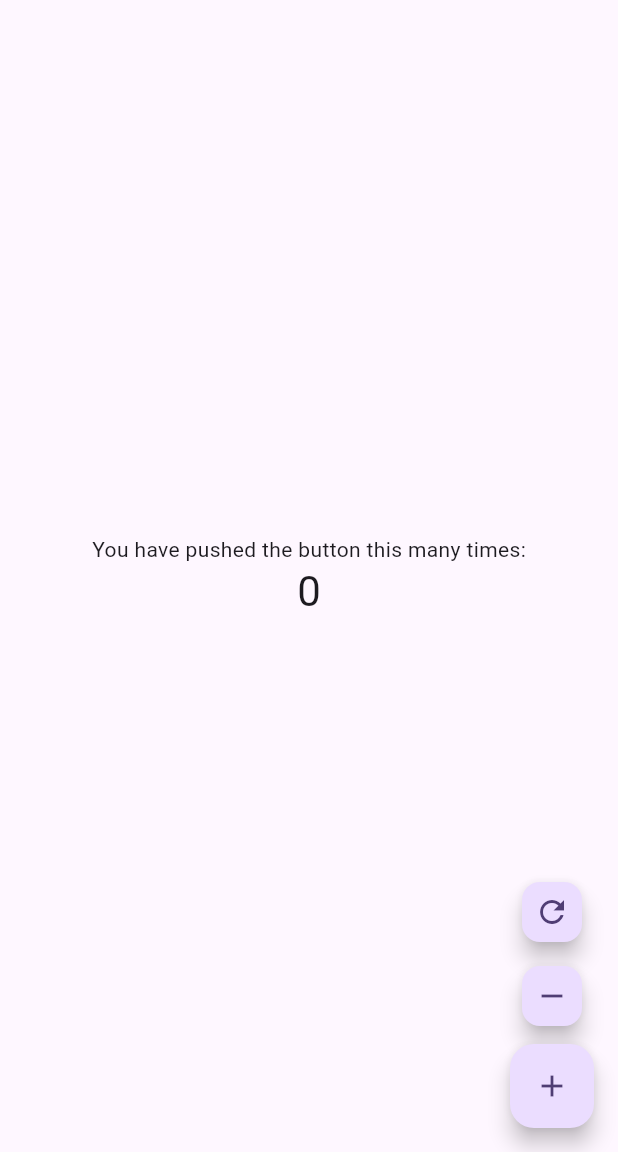
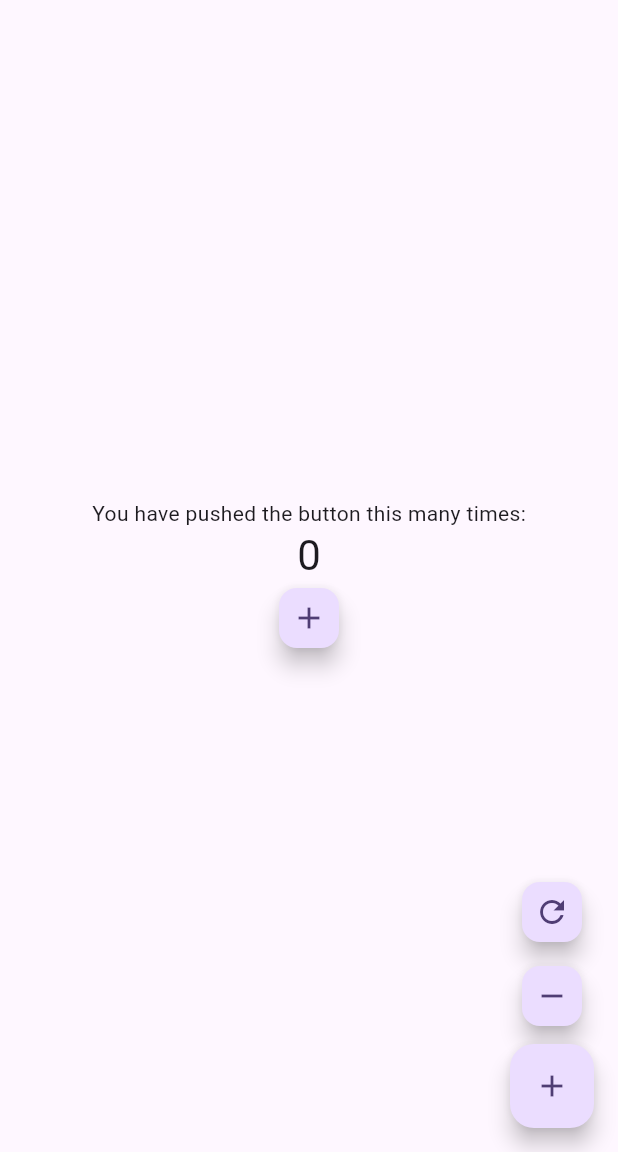
Before and after one commit to avadhksapariya/counter-test, a Flutter app: the screen it shows after launch, on a phone screen of 412 x 824 dp, the part 84-1236 px from its top. Run offline on Flutter 3.47's test engine with Material 3 defaults, Android fonts, the phone set to English and light mode, and no system bars.

Commit message:
- My Home Page: Created a duplicate increment button without key and added key in original one for testing. - My Home Page Test: Defined the test case for this and tested.

```diff
--- a/lib/my_home_page.dart
+++ b/lib/my_home_page.dart
@@ -49,6 +49,11 @@ class _MyHomePageState extends State<MyHomePage> {
               '${counter.count}',
               style: Theme.of(context).textTheme.headlineMedium,
             ),
+            FloatingActionButton.small(
+              onPressed: () {},
+              tooltip: 'Increment',
+              child: const Icon(Icons.add),
+            ),
           ],
         ),
       ),
@@ -72,6 +77,7 @@ class _MyHomePageState extends State<MyHomePage> {
             ),
           ),
           FloatingActionButton(
+            key: const Key('increment_counter'),
             onPressed: _incrementCounter,
             tooltip: 'Increment',
             child: const Icon(Icons.add),
```
Also changed, not shown: 5 other files.
